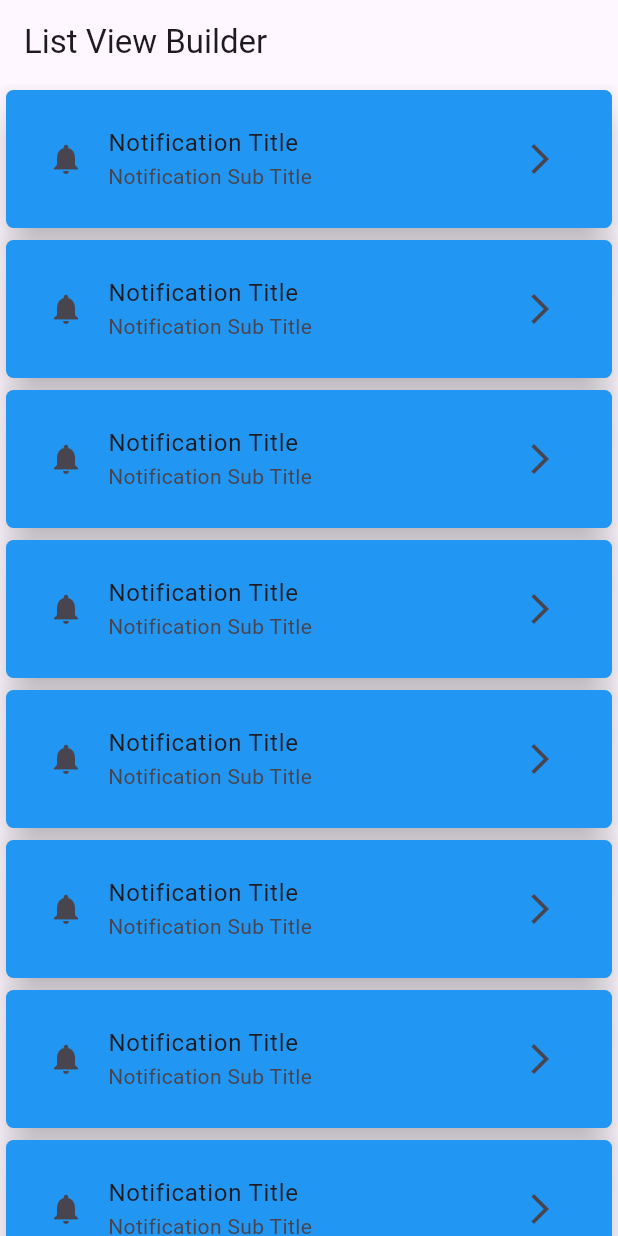
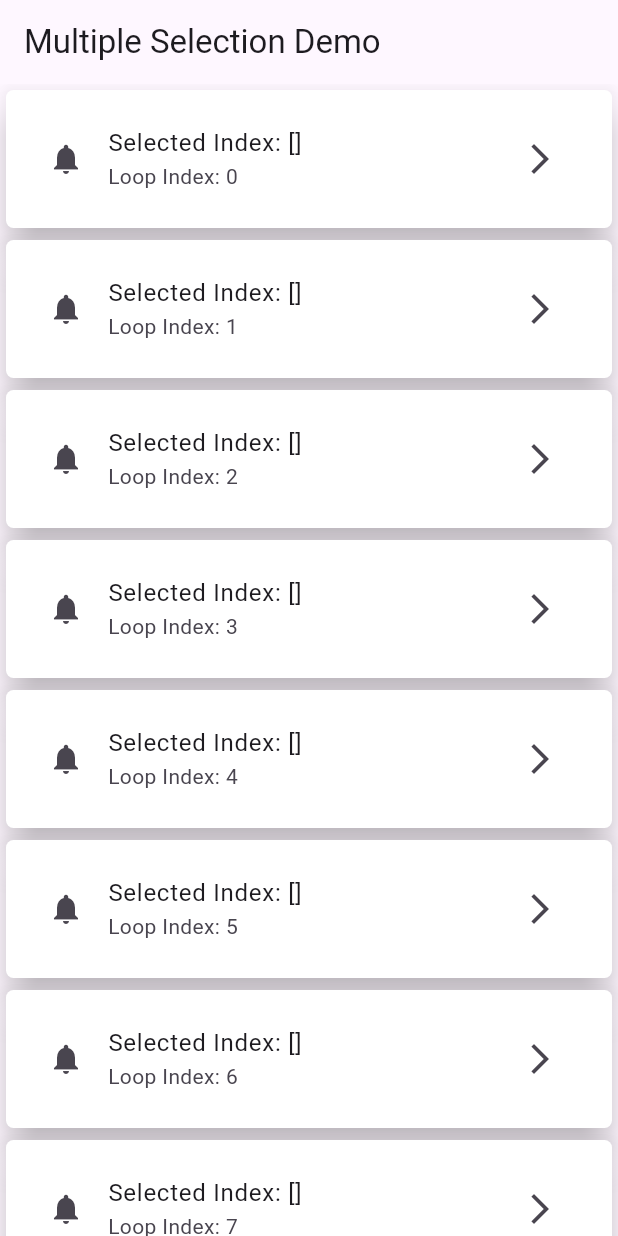
Before and after one commit to MuhammadAliKust/Sawera-Project, a Flutter app: the screen it shows after launch, on a phone screen of 412 x 824 dp. Run offline on Flutter 3.47's test engine with Material 3 defaults, Android fonts, the phone set to English and light mode, and no system bars.

Commit message:
Single and Multiple Selection Done

```diff
--- a/lib/main.dart
+++ b/lib/main.dart
@@ -1,6 +1,8 @@
 import 'package:flutter/material.dart';
+import 'package:sawera_project/single_selection_demo.dart';
 import 'list_view_demo.dart';
 import 'login.dart';
+import 'multiple_selection_demo.dart';
 import 'network_image.dart';
 void main() {
   runApp(const MyApp());
@@ -13,7 +15,7 @@
   Widget build(BuildContext context) {
     return  MaterialApp(
       debugShowCheckedModeBanner: false,
-    home: ListViewDemo(),
+    home: MultipleSelectionDemo(),
     );
   }
 }
--- /dev/null
+++ b/lib/multiple_selection_demo.dart
@@ -0,0 +1,52 @@
+import 'package:flutter/material.dart';
+
+class MultipleSelectionDemo extends StatefulWidget {
+  MultipleSelectionDemo({super.key});
+
+  @override
+  State<MultipleSelectionDemo> createState() => _MultipleSelectionDemoState();
+}
+
+class _MultipleSelectionDemoState extends State<MultipleSelectionDemo> {
+  List<int> selectedIndex = [];
+
+  @override
+  Widget build(BuildContext context) {
+    return Scaffold(
+      appBar: AppBar(
+        title: Text("Multiple Selection Demo"),
+      ),
+      body: ListView.builder(
+          itemCount: 10,
+          itemBuilder: (context, i) {
+            return Card(
+              elevation: 10,
+              color: selectedIndex.contains(i) ? Colors.blue : Colors.white,
+              shape: RoundedRectangleBorder(
+                  borderRadius: BorderRadius.circular(5)),
+              child: Padding(
+                // padding: const EdgeInsets.only(top: 20, left: 40, right: 10),
+                padding:
+                    const EdgeInsets.symmetric(horizontal: 12.0, vertical: 10),
+                child: ListTile(
+                  onTap: () {
+                    if (selectedIndex.contains(i)) {
+                      selectedIndex.remove(i);
+                    } else {
+                      selectedIndex.add(i);
+                    }
+
+                    setState(() {});
+                  },
+                  leading: Icon(Icons.notifications),
+                  title: Text("Selected Index: $selectedIndex"),
+                  subtitle: Text("Loop Index: $i"),
+                  trailing: Icon(Icons.arrow_forward_ios),
+                  // tileColor: Colors.blue,
+                ),
+              ),
+            );
+          }),
+    );
+  }
+}
```
Also changed, not shown: lib/single_selection_demo.dart (added, +47 -0 lines).
